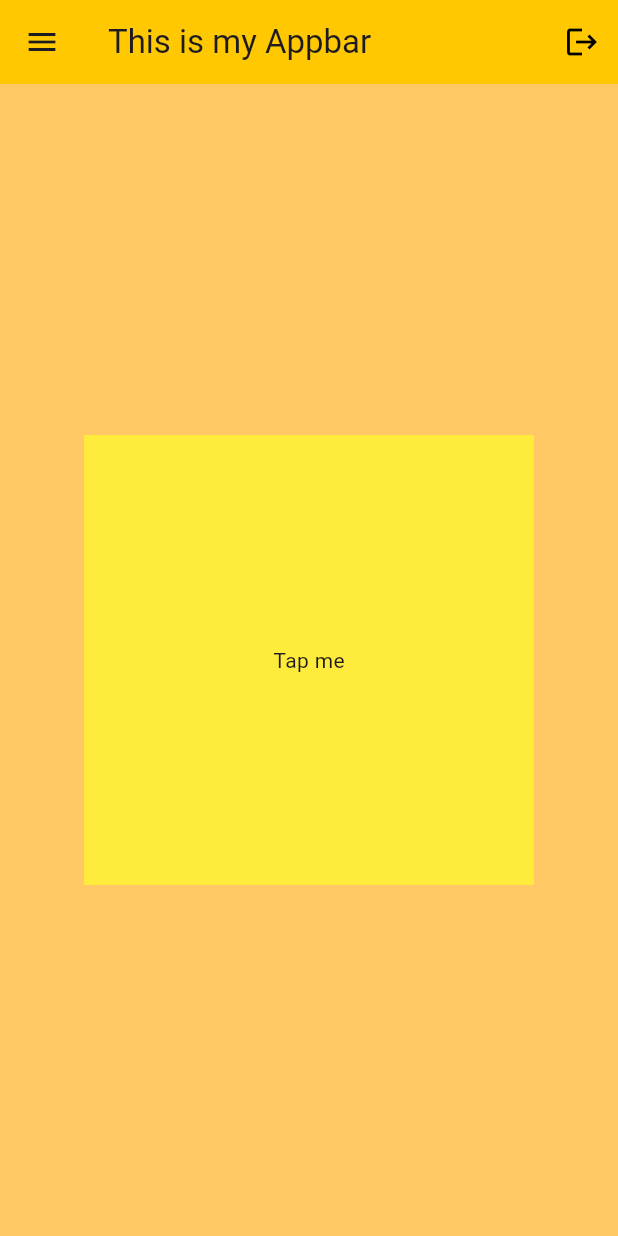
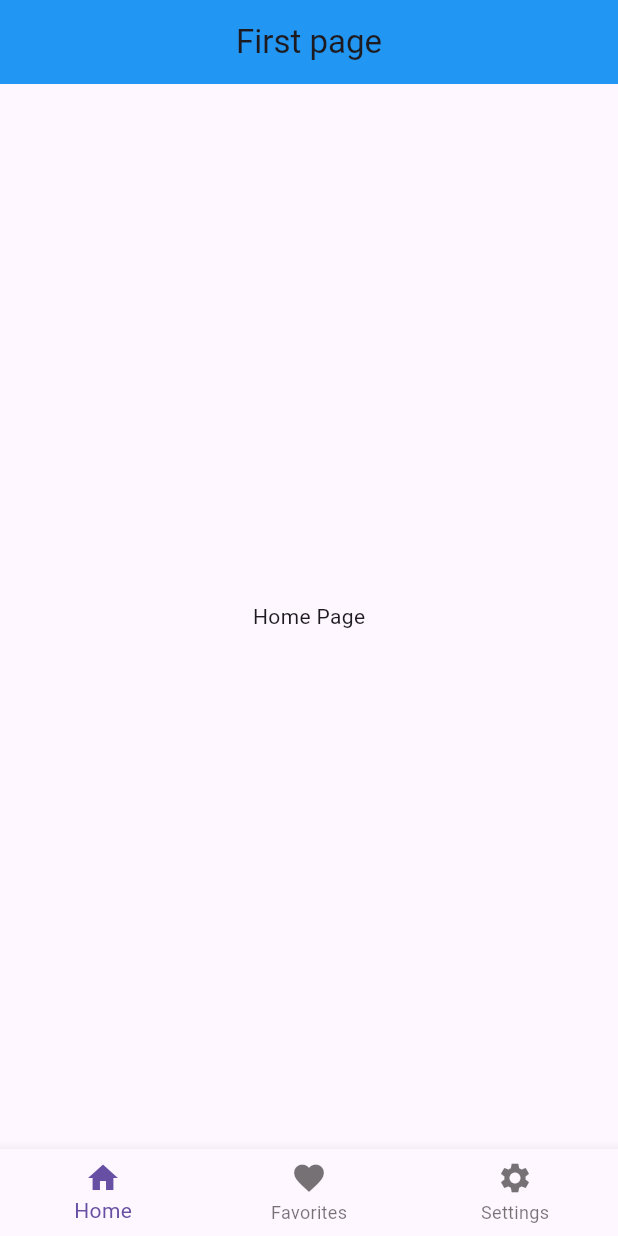
Before and after one commit to Pecako2001/BrewingGlassApp, a Flutter app: the screen it shows after launch, on a phone screen of 412 x 824 dp. Run offline on Flutter 3.47's test engine with Material 3 defaults, Android fonts, the phone set to English and light mode, and no system bars; our stand-ins replace image_picker.

Commit message:
addition of bottom bar and buttons

```diff
--- a/lib/main.dart
+++ b/lib/main.dart
@@ -1,39 +1,25 @@
 import 'package:flutter/material.dart';
-import 'package:flutter/widgets.dart';
+import 'package:myapp/pages/first_page.dart';
+import 'package:myapp/pages/home_page.dart';
+import 'package:myapp/pages/settings_page.dart';
 
 void main() {
-  runApp(MyApp());
+  runApp(const MyApp());
 }
 
 class MyApp extends StatelessWidget {
-  MyApp({super.key});
-
-  List names = ["Test1", "Test2", "test3"];
+  const MyApp({super.key});
 
   @override
   Widget build(BuildContext context){
     return MaterialApp(
       debugShowCheckedModeBanner: false,
-      home: Scaffold(
-        backgroundColor: Color.fromARGB(255, 255, 200, 100),
-        appBar: AppBar(
-          title: Text("This is my Appbar"),
-          backgroundColor: Color.fromARGB(255, 255, 200, 0),
-          elevation: 0,
-          leading: Icon(Icons.menu),
-          actions: [
-            IconButton(onPressed: () {}, icon: Icon(Icons.logout, color: Colors.black,))
-          ],
-          ),
-        body: Center(
-          child: Container(
-            height: 300,
-            width:300,
-            color: Colors.yellow,
-            child: Center(child: Text("Tap me")),
-          ),
-        )
-      )
+      home: FirstPage(),
+      routes: {
+        '/firstpage': (context) => FirstPage(),
+        '/homepage': (context) => HomePage(),
+        '/settingspage': (context) => SettingsPage()
+      },
     );
   }
 }
--- /dev/null
+++ b/lib/pages/first_page.dart
@@ -0,0 +1,62 @@
+import "package:flutter/material.dart";
+import "package:flutter/widgets.dart";
+import "package:myapp/pages/Favorites_page.dart";
+import "package:myapp/pages/home_page.dart";
+import "package:myapp/pages/settings_page.dart";
+
+class FirstPage extends StatefulWidget {
+  FirstPage({super.key});
+
+  @override
+  State<FirstPage> createState() => _FirstPageState();
+}
+
+class _FirstPageState extends State<FirstPage> {
+  void _navigateBottomBar(int index) {
+    setState(() {
+      _selectedIndex = index;
+    });
+  }
+
+  int _selectedIndex = 0;
+
+  final List _pages = [
+    HomePage(),
+    FavoritesPage(),
+    SettingsPage(),
+  ];
+
+  @override
+  Widget build(BuildContext context) {
+    return Scaffold(
+      appBar: AppBar(
+        title: const Center(child: Text("First page")),
+        backgroundColor: Colors.blue,
+      ),
+      body: _pages[_selectedIndex],
+      bottomNavigationBar:  BottomNavigationBar(
+        currentIndex: _selectedIndex,
+        onTap: _navigateBottomBar,
+        items:  [
+          // home
+          BottomNavigationBarItem(
+            icon: Icon(Icons.home),
+            label: 'Home'
+          ),
+
+          // profile
+          BottomNavigationBarItem(
+            icon: Icon(Icons.favorite),
+            label: 'Favorites'
+          ),
+
+          //setings
+          BottomNavigationBarItem(
+            icon: Icon(Icons.settings),
+            label: 'Settings',
+          ),
+        ]
+        ),
+      );
+  }
+}
--- /dev/null
+++ b/lib/pages/home_page.dart
@@ -0,0 +1,14 @@
+import 'package:flutter/material.dart';
+
+class HomePage extends StatelessWidget {
+  const HomePage({super.key});
+
+  @override
+  Widget build(BuildContext context) {
+    return Scaffold(
+      body: Center(
+        child: Text("Home Page"),
+      ),
+    );
+  }
+}
--- a/pubspec.yaml
+++ b/pubspec.yaml
@@ -47,6 +47,7 @@ dev_dependencies:
   # package. See that file for information about deactivating specific lint
   # rules and activating additional ones.
   flutter_lints: ^3.0.0
+  image_picker: ^1.1.0
 
 # For information on the generic Dart part of this file, see the
 # following page: https://dart.dev/tools/pub/pubspec
```
Also changed, not shown: lib/pages/Favorites_page.dart (added, +80 -0 lines), lib/pages/add_item.dart (added, +132 -0 lines), lib/pages/item_repos.dart (added, +21 -0 lines), lib/pages/settings_page.dart (added, +14 -0 lines), pubspec.lock, 5 other files.
